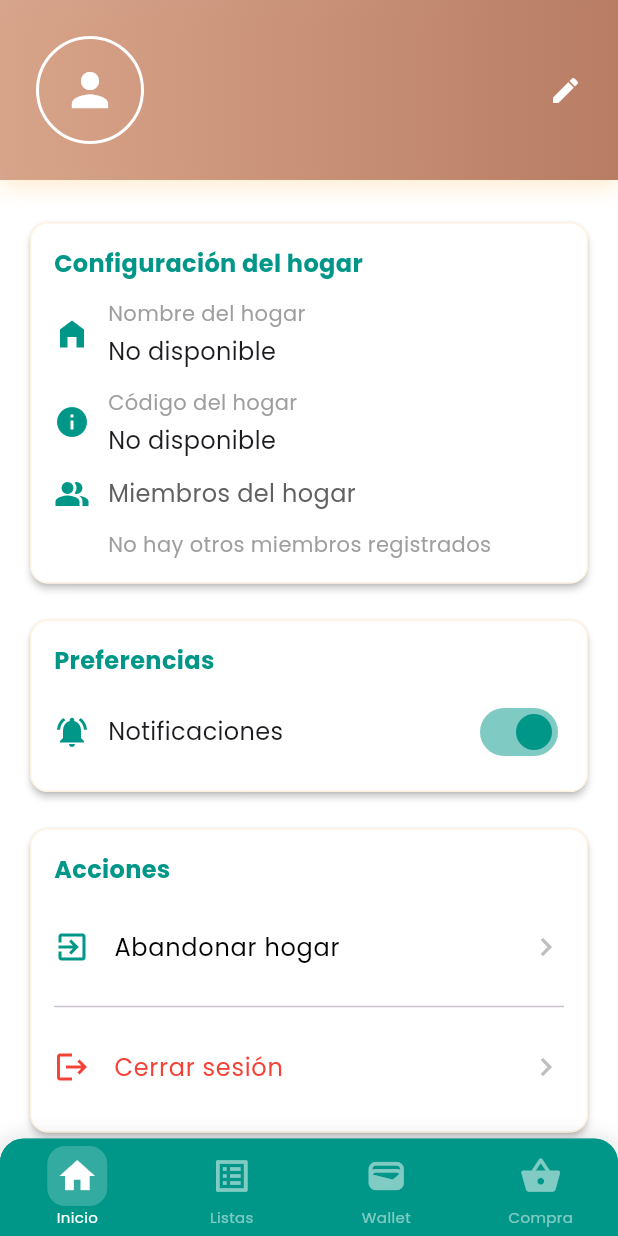
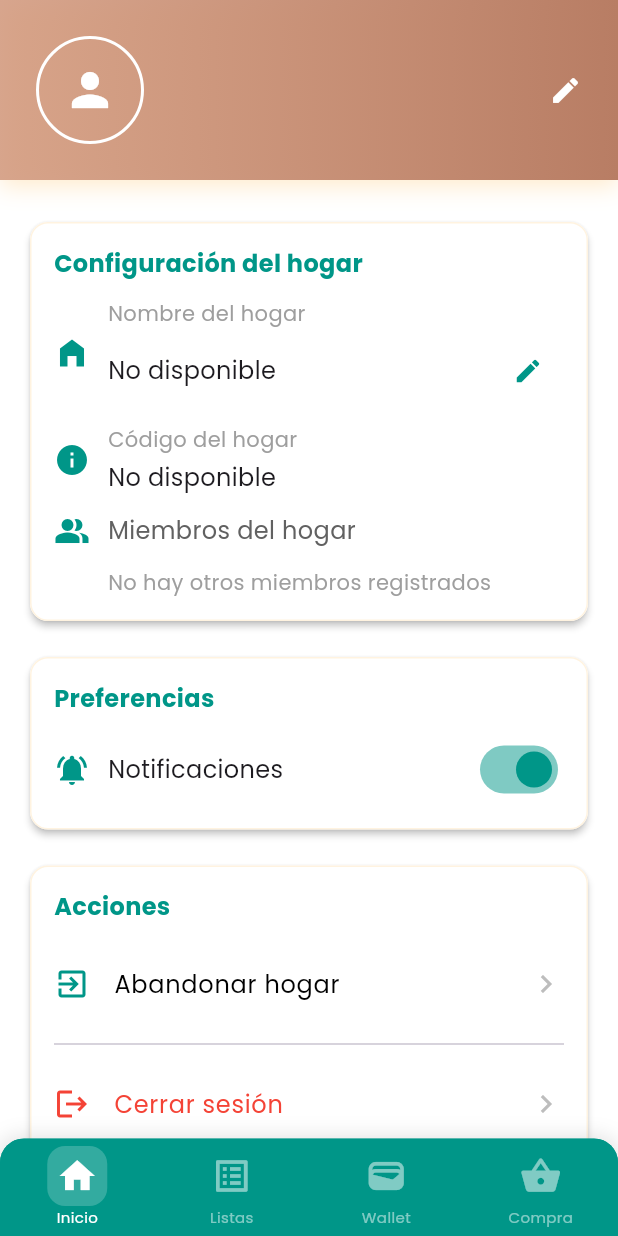
Before and after one commit to sergiiio423/TFG, a Flutter app: the ProfileScreen screen opened directly, on a phone screen of 412 x 824 dp. Run offline on Flutter 3.47's test engine with Material 3 defaults, Android fonts, the phone set to English and light mode, and no system bars; our stand-ins replace cloud_firestore, firebase_auth, firebase_core, google_sign_in, table_calendar; accounts and stored records are empty.

Commit message:
cambiado cambios usuario

```diff
--- a/appfirebase/lib/crear_hogar.dart
+++ b/appfirebase/lib/crear_hogar.dart
@@ -154,6 +154,7 @@ class _CrearHogarScreenState extends State<CrearHogarScreen> {
               color: Colors.teal,
             ),
             hintText: 'Ej: Casa familiar, Piso compartido...',
+            hintStyle: TextStyle(color: Colors.grey.shade500),
             floatingLabelBehavior: FloatingLabelBehavior.always,
             prefixIcon: Icon(Icons.home_rounded, color: Colors.teal),
             border: OutlineInputBorder(
--- a/appfirebase/lib/perfil.dart
+++ b/appfirebase/lib/perfil.dart
@@ -328,12 +328,9 @@ class _ProfileScreenState extends State<ProfileScreen> {
         _buildSectionCard(
           title: 'Configuración del hogar',
           children: [
-            GestureDetector(
-              onTap: _showEditHomeModal,
-              child: _buildInfoItem(Icons.home_filled, 'Nombre del hogar', homeName),
-            ),
+            _buildEditableHomeNameItem(),
             const SizedBox(height: 12),
-            _buildInfoItem(Icons.info , 'Código del hogar', homeCode),
+            _buildInfoItem(Icons.info, 'Código del hogar', homeCode),
             const SizedBox(height: 12),
             _buildMembersList(),
           ],
@@ -367,6 +364,46 @@ class _ProfileScreenState extends State<ProfileScreen> {
     );
   }
 
+  Widget _buildEditableHomeNameItem() {
+    return Row(
+      children: [
+        Icon(Icons.home_filled, color: Colors.teal, size: 24),
+        const SizedBox(width: 12),
+        Expanded(
+          child: Column(
+            crossAxisAlignment: CrossAxisAlignment.start,
+            children: [
+              const Text(
+                'Nombre del hogar',
+                style: TextStyle(fontSize: 14, color: Colors.grey),
+              ),
+              const SizedBox(height: 4),
+              Row(
+                children: [
+                  Expanded(
+                    child: Text(
+                      homeName ?? "No disponible",
+                      style: const TextStyle(
+                        fontSize: 16,
+                        fontWeight: FontWeight.w500,
+                      ),
+                    ),
+                  ),
+                  IconButton(
+                    icon: const Icon(Icons.edit, size: 20, color: Colors.teal),
+                    onPressed: _showEditHomeModal,
+                    padding: EdgeInsets.zero,
+                    constraints: const BoxConstraints(),
+                  ),
+                ],
+              ),
+            ],
+          ),
+        ),
+      ],
+    );
+  }
+
   Future<void> _updateHomeName(String newHomeName) async {
     try {
       QuerySnapshot hogarSnapshot = await _firestore
@@ -380,7 +417,7 @@ class _ProfileScreenState extends State<ProfileScreen> {
         await hogarDoc.reference.update({'nombre': newHomeName});
         setState(() => homeName = newHomeName);
       }
-    } catch (e) {
+    } catch ( e) {
       ScaffoldMessenger.of(context).showSnackBar(
         SnackBar(
           content: Text('Error al actualizar el hogar: ${e.toString()}'),
```
Also changed, not shown: appfirebase/lib/inicio_sesion_correo.dart (+13 -3 lines), appfirebase/lib/registro.dart (+60 -7 lines), appfirebase/assets/confirmado.png (added). Lines whose indentation alone changed are shown as unchanged.
